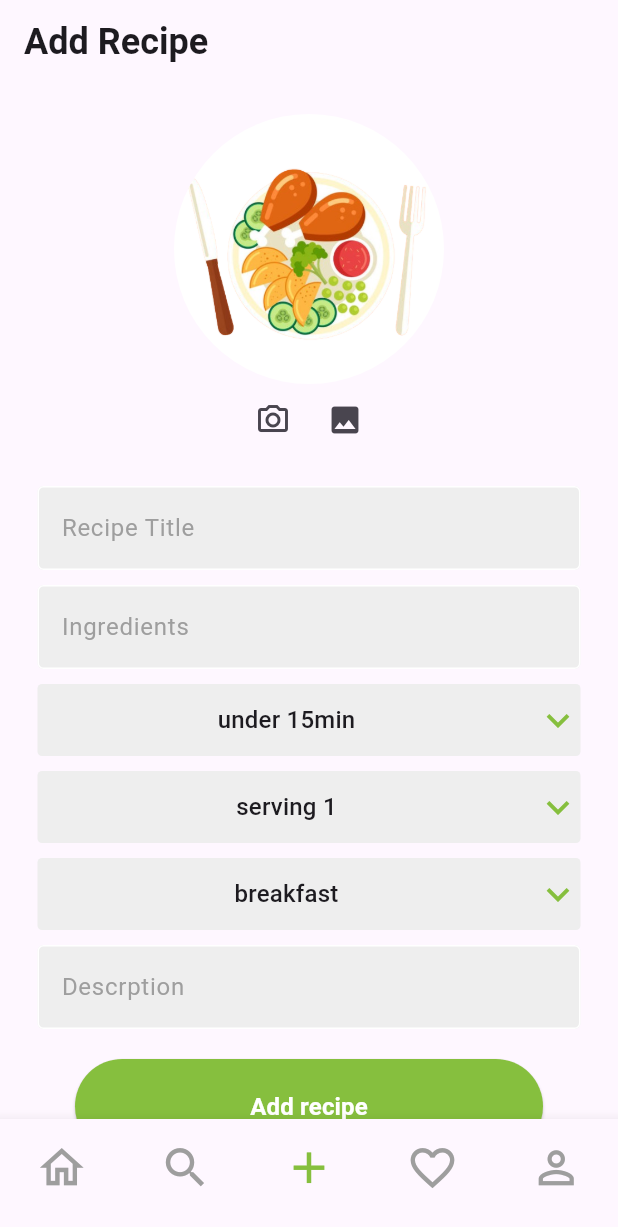
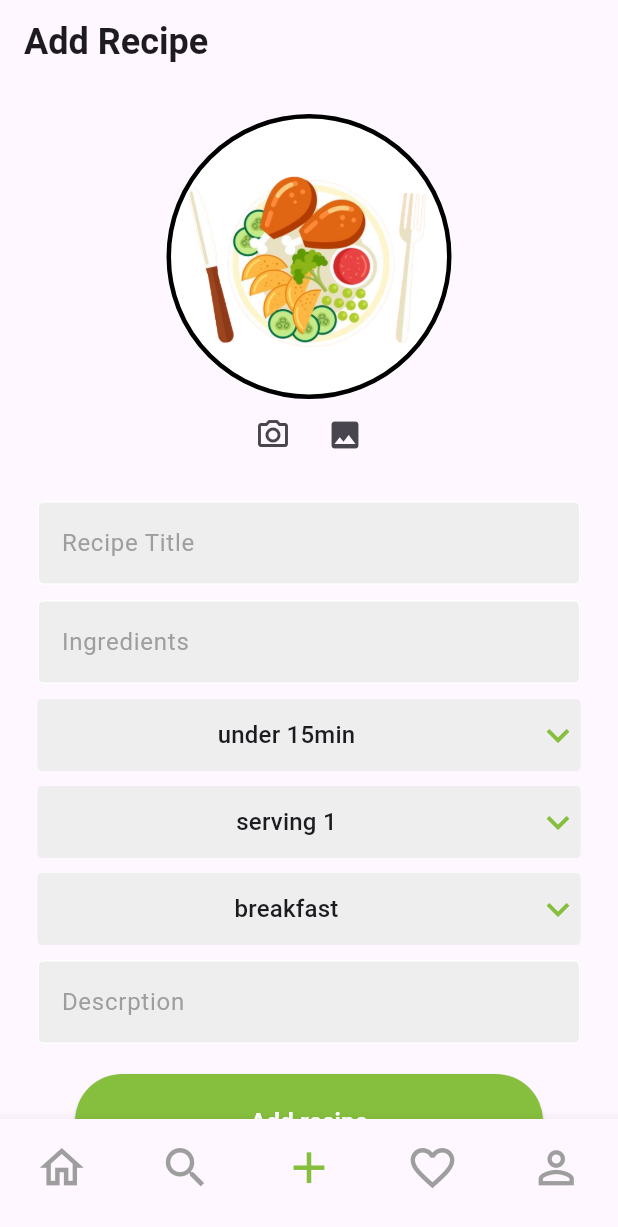
Before and after one commit to Ishuwaraa/cookit, a Flutter app: the screen it shows once a user with an empty profile is signed in, item 3 of the bottom bar chosen, on a phone screen of 412 x 824 dp. Shown: the top 1227 px of the screen. Run offline on Flutter 3.47's test engine with Material 3 defaults, Android fonts, the phone set to English and light mode, and no system bars; our stand-ins replace cloud_firestore, firebase_auth, firebase_core, firebase_storage, image_picker, share_plus and 1 more; accounts and stored records are empty.

Commit message:
forgot password , recipe details page,profile settings, add recipe and user favoriteupdated

```diff
--- a/lib/Screens/add_recipe.dart
+++ b/lib/Screens/add_recipe.dart
@@ -20,7 +20,15 @@ class _TestAddRecipeState extends State<AddRecipe> {
 
   final List<String> times = ['15min', '30min', '45min', '60min'];
   final List<String> servings = ['1', '2', '3'];
-  final List<String> categories = ['breakfast', 'lunch', 'brunch', 'dinner', 'snack', 'dessert', 'soup'];
+  final List<String> categories = [
+    'breakfast',
+    'lunch',
+    'brunch',
+    'dinner',
+    'snack',
+    'dessert',
+    'soup'
+  ];
 
   String selectedTime = '15min';
   String selectedServing = '1';
@@ -51,11 +59,12 @@ class _TestAddRecipeState extends State<AddRecipe> {
     if (_recipeNameController.text.isNotEmpty &&
         _ingredientsController.text.isNotEmpty &&
         _descriptionController.text.isNotEmpty) {
-      print('${_recipeNameController.text.trim()}, ${_ingredientsController.text.trim()}, $selectedTime, $selectedServing, $selectedCategory, ${_descriptionController.text.trim()}');
+      print(
+          '${_recipeNameController.text.trim()}, ${_ingredientsController.text.trim()}, $selectedTime, $selectedServing, $selectedCategory, ${_descriptionController.text.trim()}');
 
       if (imageUrl.isNotEmpty) {
-        bool isSuccess = await Provider.of<RecipeStore>(context, listen: false).addRecipe(
-          Recipe(
+        bool isSuccess = await Provider.of<RecipeStore>(context, listen: false)
+            .addRecipe(Recipe(
           userId: userId,
           recipeId: '',
           recipe: _recipeNameController.text.trim(),
@@ -82,7 +91,8 @@ class _TestAddRecipeState extends State<AddRecipe> {
           setState(() => imageUrl = '');
         } else {
           ScaffoldMessenger.of(context).showSnackBar(const SnackBar(
-            content: Text('Sorry we had trouble uploading your recipe. Try again later.'),
+            content: Text(
+                'Sorry we had trouble uploading your recipe. Try again later.'),
             duration: Duration(seconds: 2),
             backgroundColor: Color(0xFF86BF3E),
           ));
@@ -115,25 +125,40 @@ class _TestAddRecipeState extends State<AddRecipe> {
         child: Column(
           mainAxisAlignment: MainAxisAlignment.start,
           children: [
-            const SizedBox(height: 20), // Adjust the height as needed
+            const SizedBox(height: 20),
             Center(
+              child: Container(
+                padding: EdgeInsets.all(2),
+                decoration: BoxDecoration(
+                  color: Colors.white,
+                  shape: BoxShape.circle,
+                  border: Border.all(
+                    color: Colors.black,
+                    width: 3,
+                  ),
+                ),
                 child: CircleAvatar(
                   radius: 90,
-                backgroundColor: Colors.white,
-                backgroundImage: imageUrl.isEmpty ? const AssetImage('assets/foodplate.png') as ImageProvider<Object>? : NetworkImage(imageUrl),
+                  backgroundColor: Colors.transparent,
+                  backgroundImage: imageUrl.isEmpty
+                      ? AssetImage('assets/foodplate.png')
+                          as ImageProvider<Object>?
+                      : NetworkImage(imageUrl),
                 ),
               ),
-            Row(
-              mainAxisAlignment: MainAxisAlignment.center,
-              children: [
-                ImageUpload(type: 'camera', onImageUrlChange: (newUrl) {
+            ),
+            Row(mainAxisAlignment: MainAxisAlignment.center, children: [
+              ImageUpload(
+                  type: 'camera',
+                  onImageUrlChange: (newUrl) {
                     updateImageUrl(newUrl);
                   }),
-                ImageUpload(type: 'gallery', onImageUrlChange: (newUrl) {
+              ImageUpload(
+                  type: 'gallery',
+                  onImageUrlChange: (newUrl) {
                     updateImageUrl(newUrl);
                   }),
-              ]
-            ),
+            ]),
             const SizedBox(height: 20),
             Padding(
               padding: const EdgeInsets.symmetric(horizontal: 25.0),
@@ -155,8 +180,9 @@ class _TestAddRecipeState extends State<AddRecipe> {
                 ),
               ),
             ),
-
-            const SizedBox(height: 10,),
+            const SizedBox(
+              height: 10,
+            ),
             Padding(
               padding: const EdgeInsets.symmetric(horizontal: 25.0),
               child: TextField(
@@ -171,11 +197,13 @@ class _TestAddRecipeState extends State<AddRecipe> {
                     ),
                     fillColor: Colors.grey.shade200,
                     filled: true,
-                    hintText:'Ingredients',
+                    hintText: 'Ingredients',
                     hintStyle: TextStyle(color: Colors.grey[500])),
               ),
             ),
-            const SizedBox(height: 10,),
+            const SizedBox(
+              height: 10,
+            ),
             Padding(
               padding: const EdgeInsets.symmetric(horizontal: 25.0),
               child: Container(
@@ -195,7 +223,8 @@ class _TestAddRecipeState extends State<AddRecipe> {
                   ),
                   underline: const SizedBox(), // Hides the default underline
                   onChanged: (time) => setState(() => selectedTime = time!),
-                  items: times.map((time) => DropdownMenuItem(
+                  items: times
+                      .map((time) => DropdownMenuItem(
                             value: time,
                             child: Center(
                               child: Text(
@@ -208,7 +237,9 @@ class _TestAddRecipeState extends State<AddRecipe> {
                 ),
               ),
             ),
-            const SizedBox(height: 10,),
+            const SizedBox(
+              height: 10,
+            ),
             Padding(
               padding: const EdgeInsets.symmetric(horizontal: 25.0),
               child: Container(
@@ -226,7 +257,8 @@ class _TestAddRecipeState extends State<AddRecipe> {
                     size: 30,
                   ),
                   underline: const SizedBox(), // Hides the default underline
-                  items: servings.map((serving) => DropdownMenuItem(
+                  items: servings
+                      .map((serving) => DropdownMenuItem(
                             value: serving,
                             child: Center(
                               child: Text(
@@ -236,11 +268,14 @@ class _TestAddRecipeState extends State<AddRecipe> {
                             ),
                           ))
                       .toList(),
-                  onChanged: (serving) => setState(() => selectedServing = serving!),
+                  onChanged: (serving) =>
+                      setState(() => selectedServing = serving!),
                 ),
               ),
             ),
-            const SizedBox(height: 10,),
+            const SizedBox(
+              height: 10,
+            ),
             Padding(
               padding: const EdgeInsets.symmetric(horizontal: 25.0),
               child: Container(
@@ -250,7 +285,8 @@ class _TestAddRecipeState extends State<AddRecipe> {
                   color: Colors.grey[200], // Set your desired background color
                 ),
                 child: DropdownButton<String>(
-                  isExpanded:true, // Expands the dropdown button to fill its container width
+                  isExpanded:
+                      true, // Expands the dropdown button to fill its container width
                   value: selectedCategory,
                   icon: const Icon(
                     Icons.keyboard_arrow_down,
@@ -258,7 +294,8 @@ class _TestAddRecipeState extends State<AddRecipe> {
                     size: 30,
                   ),
                   underline: const SizedBox(), // Hides the default underline
-                  onChanged: (category) => setState(() => selectedCategory = category!),
+                  onChanged: (category) =>
+                      setState(() => selectedCategory = category!),
                   items: categories
                       .map((category) => DropdownMenuItem(
                             value: category,
@@ -273,8 +310,9 @@ class _TestAddRecipeState extends State<AddRecipe> {
                 ),
               ),
             ),
-            const SizedBox(height: 10,),
-
+            const SizedBox(
+              height: 10,
+            ),
             Padding(
               padding: const EdgeInsets.symmetric(horizontal: 25.0),
               child: TextField(
@@ -289,7 +327,7 @@ class _TestAddRecipeState extends State<AddRecipe> {
                   ),
                   fillColor: Colors.grey.shade200,
                   filled: true,
-                  hintText:'Descrption',
+                  hintText: 'Descrption',
                   hintStyle: TextStyle(color: Colors.grey[500]),
                 ),
               ),
@@ -316,7 +354,8 @@ class _TestAddRecipeState extends State<AddRecipe> {
                     borderRadius: BorderRadius.circular(50),
                   ),
                   child: const Center(
-                    child: Text('Add recipe',
+                    child: Text(
+                      'Add recipe',
                       style: TextStyle(
                         color: Colors.white,
                         fontWeight: FontWeight.bold,
@@ -327,7 +366,9 @@ class _TestAddRecipeState extends State<AddRecipe> {
                 ),
               ),
             ),
-            const SizedBox(height: 10.0,),
+            const SizedBox(
+              height: 10.0,
+            ),
           ],
         ),
       ),
```
Also changed, not shown: lib/Screens/recipe_details.dart (+87 -42 lines), lib/screens/authenticate/forgot_password.dart (+20 -14 lines), lib/screens/profile/profile_settings.dart (+5 -5 lines), lib/screens/user_favorite.dart (+34 -46 lines). Lines whose indentation alone changed are shown as unchanged.
